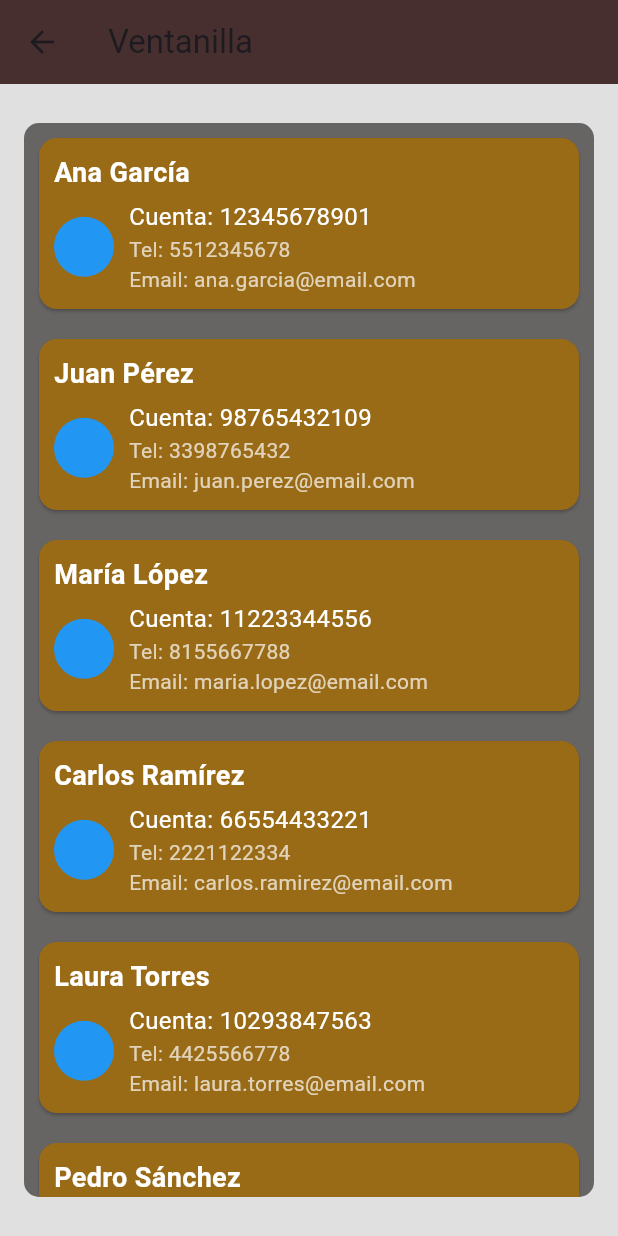
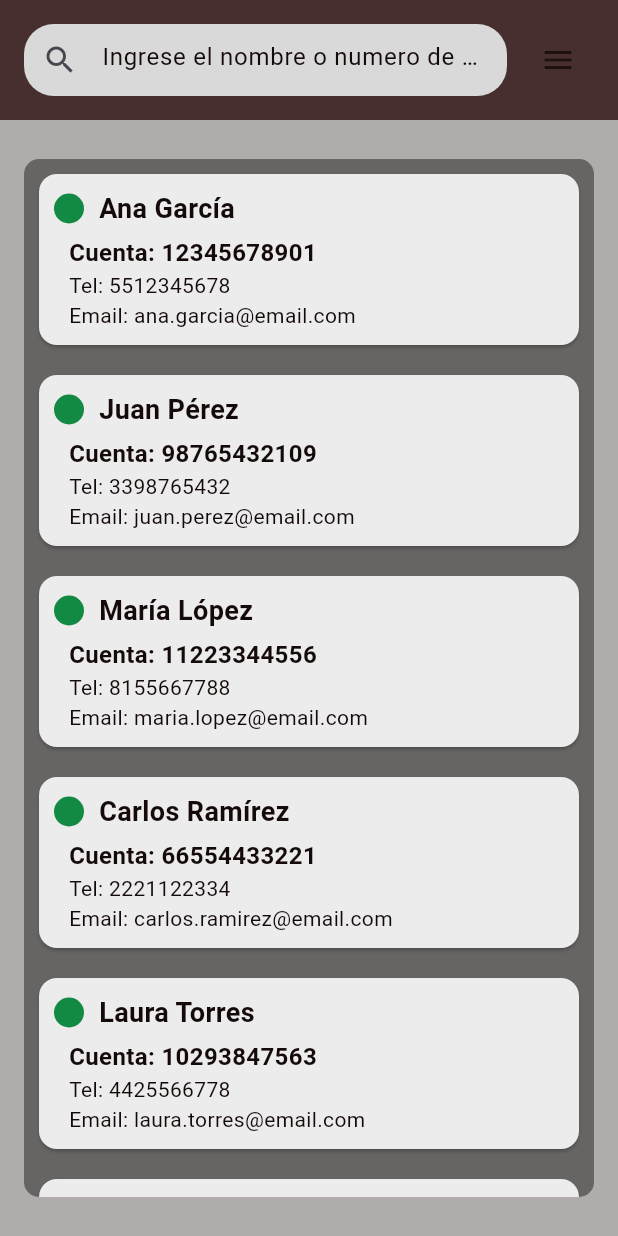
Before and after one commit to Falzo186/aplicacionbancaria, a Flutter app: the VistaVentanilla screen opened directly with sample values from the repository, on a phone screen of 412 x 824 dp. Run offline on Flutter 3.47's test engine with Material 3 defaults, Android fonts, the phone set to English and light mode, and no system bars; missing offline and left inert: window_size.

Commit message:
Modulo 2.4 Visual 2

```diff
--- a/lib/Vista/Vista_Ventanilla.dart
+++ b/lib/Vista/Vista_Ventanilla.dart
@@ -4,6 +4,18 @@ import '../Controlador/Controlador_DatosCliente.dart';
 import '../Controlador/Controlador_Ventanilla.dart';
 import '../Modelo/Cliente.dart';
 import '../Modelo/Usuario.dart';
+
+final Color colorAppbar = Color(0xFF472F2F);
+final Color colorBuscador = Color(0xFFD9D9D9);
+final Color colorBackground = Color(0xFFB1ACAC);
+final Color colorMenu = Color(0xFF5C3B3B);
+final Color colorFondo = Color(0xFF676464);
+final Color colorCard = Color(0xFFEDECEC);
+final Color colorBoton = Color(0xFFA08181);
+final Color colorTexto = Color(0xFF140A0A);
+final Color colorTexto2 = Color(0xFFEEEEEE);
+final Color colorIcon = Color(0xFF1F1010);
+final Color colorCircle = Color(0xFF138A43);
 
 class VistaVentanilla extends StatefulWidget {
   const VistaVentanilla({super.key, required this.usuario});
@@ -48,12 +60,45 @@ class _VentanillaScreenState extends State<VistaVentanilla> {
   @override
   Widget build(BuildContext context) {
     return Scaffold(
-      backgroundColor: Colors.grey[300],
-      appBar: AppBar(
-        backgroundColor: Color(0xFF472F2F),
-        title: Column(
-          crossAxisAlignment: CrossAxisAlignment.start,
-          children: [Text('Ventanilla')],
+      backgroundColor: colorBackground,
+      appBar: PreferredSize(
+        preferredSize: Size.fromHeight(80.0),
+        child: Container(
+          color: colorAppbar, // Color de fondo para toda la sección
+          padding: const EdgeInsets.all(16.0),
+          child: Row(
+            children: [
+              Expanded(
+                child: TextField(
+                  controller: _searchController,
+                  decoration: InputDecoration(
+                    hintText:
+                        "Ingrese el nombre o numero de cuenta del cliente",
+                    hintStyle: TextStyle(color: colorTexto),
+                    prefixIcon: Icon(Icons.search),
+                    border: OutlineInputBorder(
+                      borderRadius: BorderRadius.circular(20),
+                      borderSide: BorderSide.none,
+                    ),
+                    fillColor: colorBuscador,
+                    filled: true,
+                  ),
+                  onChanged: _filterClientes,
+                ),
+              ),
+              SizedBox(width: 10),
+              IconButton(
+                color: colorIcon,
+                onPressed: () {
+                  setState(() {
+                    _showMenu = !_showMenu;
+                    _menuWidth = _showMenu ? 200 : 0;
+                  });
+                },
+                icon: Icon(Icons.menu),
+              ),
+            ],
+          ),
         ),
       ),
       body: Stack(
@@ -67,8 +112,7 @@ class _VentanillaScreenState extends State<VistaVentanilla> {
                   child: Container(
                     decoration: BoxDecoration(
                       borderRadius: BorderRadius.circular(10),
-
-                      color: Color(0xFF676464),
+                      color: colorFondo,
                     ),
                     child: ListView.builder(
                       itemCount: filteredClientes.length,
@@ -85,53 +129,54 @@ class _VentanillaScreenState extends State<VistaVentanilla> {
             ),
           ),
           Positioned(
-            right: 0,
+            right: _showMenu ? 0 : -500,
+
             child: AnimatedContainer(
-              duration: Duration(milliseconds: 300),
-              width: _menuWidth,
+              duration: Duration(milliseconds: 500),
+              width: 220,
               height: MediaQuery.of(context).size.height,
-              color: Color.fromARGB(255, 82, 59, 59),
-              child:
-                  _showMenu
-                      ? Padding(
-                        padding: EdgeInsets.symmetric(
-                          horizontal: 30,
-                          vertical: 10,
-                        ),
+              color: colorMenu,
+              padding: EdgeInsets.symmetric(horizontal: 15, vertical: 10),
+              child: SingleChildScrollView(
+                // HACE QUE EL MENÚ SEA SCROLLABLE
+                child: AnimatedOpacity(
+                  opacity: _showMenu ? 1 : 0,
+                  duration: Duration(milliseconds: 250),
+                  child: Padding(
+                    padding: EdgeInsets.symmetric(horizontal: 10),
                     child: Column(
+                      mainAxisSize: MainAxisSize.min,
                       crossAxisAlignment: CrossAxisAlignment.start,
                       children: [
                         Text(
                           "Menú",
-                              style: TextStyle(
-                                fontSize: 20,
-                                color: Colors.white,
+                          style: TextStyle(fontSize: 20, color: Colors.white),
                         ),
-                            ),
-                            Divider(),
-                            // Información del usuario
+                        Divider(color: colorTexto2),
+                        SizedBox(height: 5),
                         Text(
                           "Usuario: ${widget.usuario.nombre} ${widget.usuario.apellido}",
-                              style: TextStyle(
-                                fontSize: 16,
-                                color: Colors.white,
+                          style: TextStyle(fontSize: 16, color: Colors.white),
+                          overflow: TextOverflow.ellipsis,
+                          maxLines: 1,
                         ),
-                            ),
+                        SizedBox(height: 5),
                         Text(
                           "Correo: ${widget.usuario.correoElectronico}",
-                              style: TextStyle(
-                                fontSize: 14,
-                                color: Colors.white70,
+                          style: TextStyle(fontSize: 14, color: Colors.white70),
+                          overflow: TextOverflow.ellipsis,
+                          maxLines: 1,
                         ),
-                            ),
-                            TextButton(
+                        SizedBox(height: 20),
+                        Divider(color: colorTexto2),
+                        SizedBox(height: 20),
+                        Align(
+                          alignment: Alignment.bottomCenter,
+                          child: SizedBox(
+                            width: double.infinity,
+                            child: TextButton(
                               style: TextButton.styleFrom(
-                                backgroundColor: const Color.fromARGB(
-                                  255,
-                                  160,
-                                  129,
-                                  129,
-                                ),
+                                backgroundColor: colorBoton,
                                 shape: RoundedRectangleBorder(
                                   borderRadius: BorderRadius.circular(10),
                                 ),
@@ -139,15 +184,16 @@ class _VentanillaScreenState extends State<VistaVentanilla> {
                               onPressed: () => onSelected(context, 1),
                               child: Text(
                                 "Cerrar Sesión",
-                                style: TextStyle(
-                                  color: const Color.fromARGB(255, 17, 16, 16),
+                                style: TextStyle(color: colorTexto),
+                              ),
                             ),
                           ),
                         ),
                       ],
                     ),
-                      )
-                      : SizedBox(),
+                  ),
+                ),
+              ),
             ),
           ),
         ],
@@ -157,7 +203,7 @@ class _VentanillaScreenState extends State<VistaVentanilla> {
 
   Widget _buildClientCard(Cliente cliente) {
     return Card(
-      color: const Color.fromARGB(255, 153, 107, 22),
+      color: colorCard,
       margin: EdgeInsets.all(10),
       child: InkWell(
         onTap: () {
@@ -173,18 +219,27 @@ class _VentanillaScreenState extends State<VistaVentanilla> {
           child: Column(
             crossAxisAlignment: CrossAxisAlignment.start,
             children: [
+              Row(
+                children: [
+                  CircleAvatar(
+                    radius: 10,
+                    backgroundColor:
+                        colorCircle, // Puedes cambiar el color del círculo
+                  ),
+                  SizedBox(width: 10),
                   Text(
                     cliente.nombreCompleto,
                     style: TextStyle(
-                  color: Colors.white,
+                      color: colorTexto,
                       fontSize: 18,
                       fontWeight: FontWeight.bold,
                     ),
                   ),
+                ],
+              ),
               SizedBox(height: 5),
               Row(
                 children: [
-                  CircleAvatar(backgroundColor: Colors.blue),
                   SizedBox(width: 10),
                   Expanded(
                     child: Column(
@@ -192,15 +247,19 @@ class _VentanillaScreenState extends State<VistaVentanilla> {
                       children: [
                         Text(
                           "Cuenta: ${cliente.numeroCuenta}",
-                          style: TextStyle(color: Colors.white, fontSize: 16),
+                          style: TextStyle(
+                            color: colorTexto,
+                            fontSize: 16,
+                            fontWeight: FontWeight.w600,
+                          ),
                         ),
                         Text(
                           "Tel: ${cliente.telefono}",
-                          style: TextStyle(color: Colors.white70, fontSize: 14),
+                          style: TextStyle(color: colorTexto, fontSize: 14),
                         ),
                         Text(
                           "Email: ${cliente.correoElectronico}",
-                          style: TextStyle(color: Colors.white70, fontSize: 14),
+                          style: TextStyle(color: colorTexto),
                         ),
                       ],
                     ),
```
Lines whose indentation alone changed are shown as unchanged.
